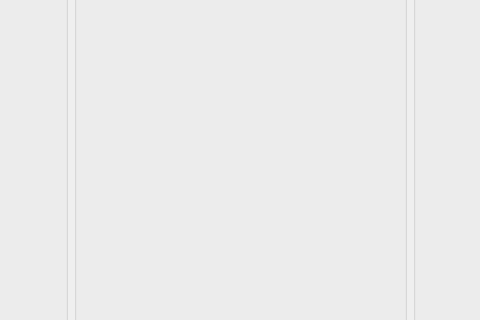
First picture: the form in form/mainwindow.ui, repository IdrisMiles/anim_diff, before the edit; both pictures show x 276 to 756 and y 124 to 444 of the 1033 by 686 pixel window.
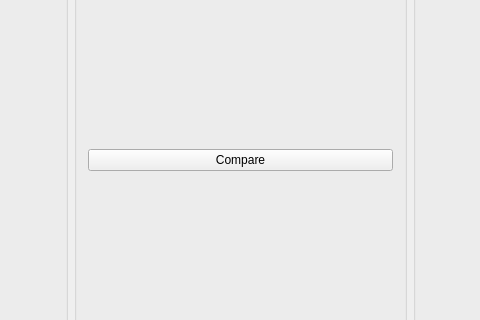
Second picture: the form after the edit. Icons and pictures are not drawn. Custom widgets are drawn as their Qt base class.

Commit message: now need to press a button to compare. automatically removed current revision when new node is loaded

What changed in the file:
```diff
--- a/form/mainwindow.ui
+++ b/form/mainwindow.ui
@@ -29,7 +29,15 @@
       <property name="alignment">
        <set>Qt::AlignCenter</set>
       </property>
-      <layout class="QGridLayout" name="gridLayout_5"/>
+      <layout class="QGridLayout" name="gridLayout_5">
+       <item row="0" column="0">
+        <widget class="QPushButton" name="s_compareBtn">
+         <property name="text">
+          <string>Compare</string>
+         </property>
+        </widget>
+       </item>
+      </layout>
      </widget>
     </item>
     <item row="2" column="0" colspan="3">
```
The commit also changes 1 other file.
